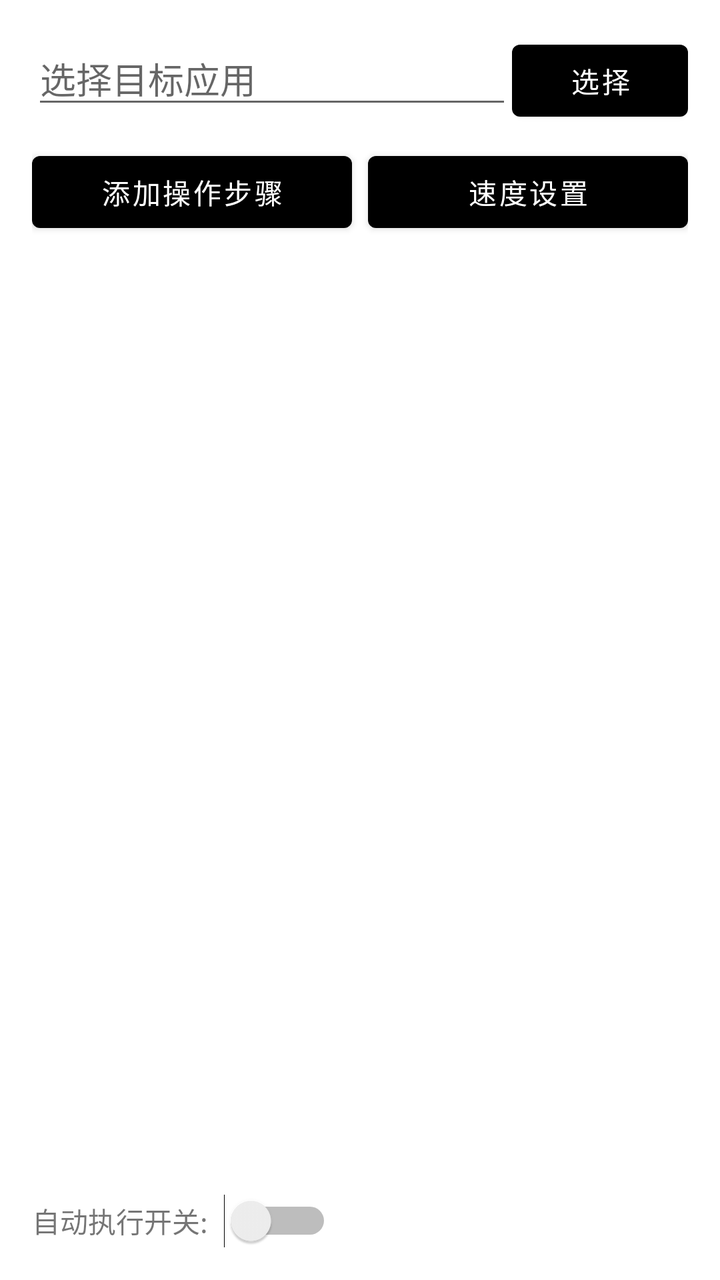
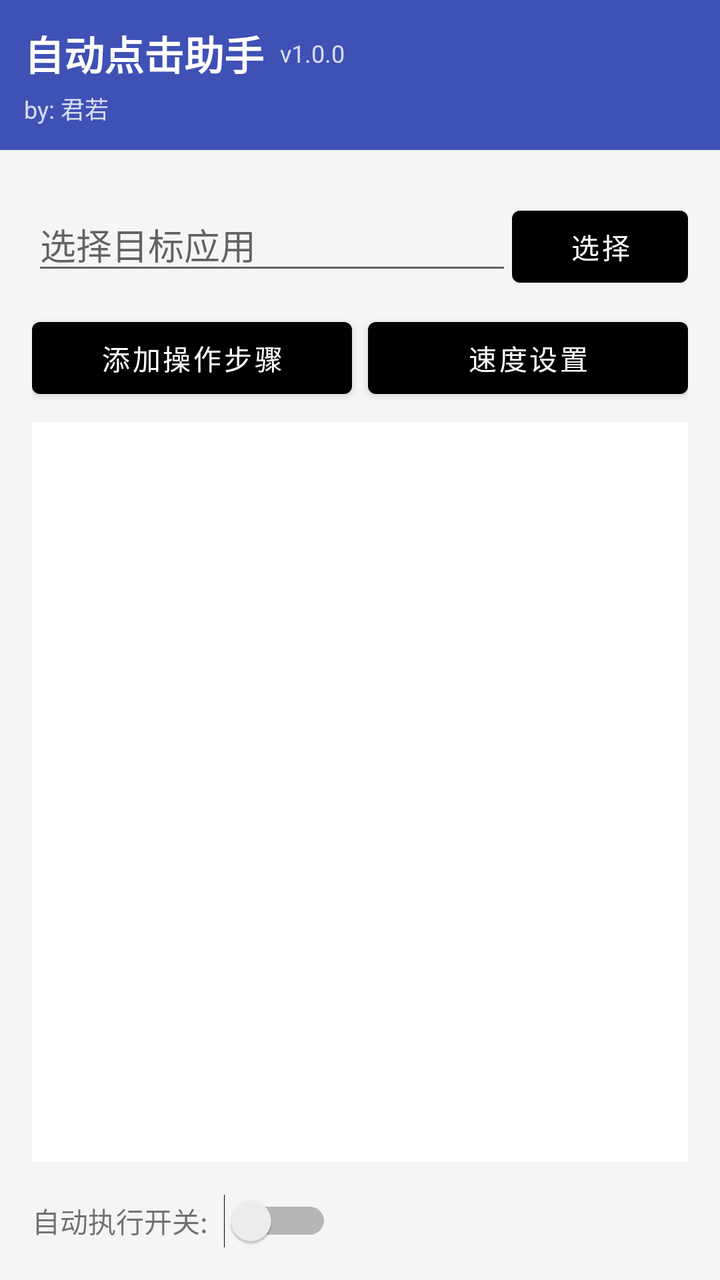

Compare the two renders of this Android layout. The source of the first and the diff that turns it into the second are given below.
<!-- AndroidManifest.xml: application theme Theme.Click -->
<!-- res/layout/activity_main.xml -->
<?xml version="1.0" encoding="utf-8"?>
<LinearLayout xmlns:android="http://schemas.android.com/apk/res/android"
    android:layout_width="match_parent"
    android:layout_height="match_parent"
    android:orientation="vertical"
    android:padding="16dp">

    
    <LinearLayout
        android:layout_width="match_parent"
        android:layout_height="wrap_content"
        android:orientation="horizontal">

        <EditText
            android:id="@+id/et_app_activity"
            android:layout_width="0dp"
            android:layout_height="wrap_content"
            android:layout_weight="1"
            android:hint="选择目标应用"
            android:inputType="text"/>

        <Button
            android:id="@+id/btn_select_app"
            android:layout_width="wrap_content"
            android:layout_height="wrap_content"
            android:text="选择"/>
    </LinearLayout>

    
    <LinearLayout
        android:layout_width="match_parent"
        android:layout_height="wrap_content"
        android:orientation="horizontal"
        android:layout_marginTop="8dp">

        <Button
            android:id="@+id/btn_add_operation"
            android:layout_width="0dp"
            android:layout_height="wrap_content"
            android:layout_weight="1"
            android:text="添加操作步骤"/>

        <Button
            android:id="@+id/btn_settings"
            android:layout_width="0dp"
            android:layout_height="wrap_content"
            android:layout_weight="1"
            android:layout_marginStart="8dp"
            android:text="速度设置"/>
    </LinearLayout>

    
    <ListView
        android:id="@+id/lv_operations"
        android:layout_width="match_parent"
        android:layout_height="0dp"
        android:layout_weight="1"
        android:layout_marginTop="8dp"/>

    
    <LinearLayout
        android:layout_width="match_parent"
        android:layout_height="wrap_content"
        android:orientation="horizontal"
        android:gravity="center_vertical"
        android:layout_marginTop="16dp">

        <TextView
            android:layout_width="wrap_content"
            android:layout_height="wrap_content"
            android:text="自动执行开关:"
            android:layout_marginEnd="8dp"/>

        <Switch
            android:id="@+id/sw_auto_click"
            android:layout_width="wrap_content"
            android:layout_height="wrap_content"/>
    </LinearLayout>
</LinearLayout>
<!-- resources referenced by this layout -->
<resources>
  <style name="Theme.Click" parent="Theme.MaterialComponents.DayNight.DarkActionBar">
          
          <item name="colorPrimary">@color/black</item>
          <item name="colorPrimaryVariant">@color/purple_700</item>
          <item name="colorOnPrimary">@color/white</item>
          
          <item name="colorSecondary">@color/teal_200</item>
          <item name="colorSecondaryVariant">@color/teal_700</item>
          <item name="colorOnSecondary">@color/black</item>
          
          <item name="android:statusBarColor">?attr/colorPrimaryVariant</item>
          
      </style>
  <color name="black">#FF000000</color>
  <color name="purple_700">#FF3700B3</color>
  <color name="white">#FFFFFFFF</color>
  <color name="teal_200">#FF03DAC5</color>
  <color name="teal_700">#FF018786</color>
</resources>

<!-- the commit's change to res/layout/activity_main.xml (unified diff, before → after) -->
@@ -3,77 +3,127 @@
     android:layout_width="match_parent"
     android:layout_height="match_parent"
     android:orientation="vertical"
-    android:padding="16dp">
+    android:background="#f5f5f5">
 
     
     <LinearLayout
         android:layout_width="match_parent"
         android:layout_height="wrap_content"
-        android:orientation="horizontal">
+        android:orientation="vertical"
+        android:background="#3F51B5"
+        android:padding="12dp">
 
-        <EditText
-            android:id="@+id/et_app_activity"
-            android:layout_width="0dp"
+        <LinearLayout
+            android:layout_width="match_parent"
             android:layout_height="wrap_content"
-            android:layout_weight="1"
-            android:hint="选择目标应用"
-            android:inputType="text"/>
+            android:orientation="horizontal"
+            android:gravity="center_vertical">
 
-        <Button
-            android:id="@+id/btn_select_app"
+            <TextView
+                android:layout_width="wrap_content"
+                android:layout_height="wrap_content"
+                android:text="自动点击助手"
+                android:textColor="#FFFFFF"
+                android:textSize="20sp"
+                android:textStyle="bold"/>
+
+            <TextView
+                android:layout_width="wrap_content"
+                android:layout_height="wrap_content"
+                android:text="v1.0.0"
+                android:textColor="#CCFFFFFF"
+                android:textSize="12sp"
+                android:layout_marginStart="8dp"/>
+        </LinearLayout>
+
+        <TextView
             android:layout_width="wrap_content"
             android:layout_height="wrap_content"
-            android:text="选择"/>
+            android:text="by: 君若"
+            android:textColor="#CCFFFFFF"
+            android:textSize="12sp"
+            android:layout_marginTop="4dp"/>
     </LinearLayout>
 
     
     <LinearLayout
         android:layout_width="match_parent"
-        android:layout_height="wrap_content"
-        android:orientation="horizontal"
-        android:layout_marginTop="8dp">
+        android:layout_height="match_parent"
+        android:orientation="vertical"
+        android:padding="16dp">
 
-        <Button
-            android:id="@+id/btn_add_operation"
-            android:layout_width="0dp"
+        
+        <LinearLayout
+            android:layout_width="match_parent"
             android:layout_height="wrap_content"
+            android:orientation="horizontal"
+            android:layout_marginTop="8dp">
+
+            <EditText
+                android:id="@+id/et_app_activity"
+                android:layout_width="0dp"
+                android:layout_height="wrap_content"
+                android:layout_weight="1"
+                android:hint="选择目标应用"
+                android:inputType="text"/>
+
+            <Button
+                android:id="@+id/btn_select_app"
+                android:layout_width="wrap_content"
+                android:layout_height="wrap_content"
+                android:text="选择"/>
+        </LinearLayout>
+
+        
+        <LinearLayout
+            android:layout_width="match_parent"
+            android:layout_height="wrap_content"
+            android:orientation="horizontal"
+            android:layout_marginTop="8dp">
+
+            <Button
+                android:id="@+id/btn_add_operation"
+                android:layout_width="0dp"
+                android:layout_height="wrap_content"
+                android:layout_weight="1"
+                android:text="添加操作步骤"/>
+
+            <Button
+                android:id="@+id/btn_settings"
+                android:layout_width="0dp"
+                android:layout_height="wrap_content"
+                android:layout_weight="1"
+                android:layout_marginStart="8dp"
+                android:text="速度设置"/>
+        </LinearLayout>
+
+        
+        <ListView
+            android:id="@+id/lv_operations"
+            android:layout_width="match_parent"
+            android:layout_height="0dp"
             android:layout_weight="1"
-            android:text="添加操作步骤"/>
+            android:layout_marginTop="8dp"
+            android:background="#FFFFFF"/>
 
-        <Button
-            android:id="@+id/btn_settings"
-            android:layout_width="0dp"
+        
+        <LinearLayout
+            android:layout_width="match_parent"
             android:layout_height="wrap_content"
-            android:layout_weight="1"
-            android:layout_marginStart="8dp"
-            android:text="速度设置"/>
-    </LinearLayout>
+            android:orientation="horizontal"
+            android:gravity="center_vertical"
+            android:layout_marginTop="16dp">
 
-    
-    <ListView
-        android:id="@+id/lv_operations"
-        android:layout_width="match_parent"
-        android:layout_height="0dp"
-        android:layout_weight="1"
-        android:layout_marginTop="8dp"/>
+            <TextView
+                android:layout_width="wrap_content"
+                android:layout_height="wrap_content"
+                android:text="自动执行开关:"
+                android:layout_marginEnd="8dp"/>
 
-    
-    <LinearLayout
-        android:layout_width="match_parent"
-        android:layout_height="wrap_content"
-        android:orientation="horizontal"
-        android:gravity="center_vertical"
-        android:layout_marginTop="16dp">
-
-        <TextView
-            android:layout_width="wrap_content"
-            android:layout_height="wrap_content"
-            android:text="自动执行开关:"
-            android:layout_marginEnd="8dp"/>
-
-        <Switch
-            android:id="@+id/sw_auto_click"
-            android:layout_width="wrap_content"
-            android:layout_height="wrap_content"/>
+            <Switch
+                android:id="@+id/sw_auto_click"
+                android:layout_width="wrap_content"
+                android:layout_height="wrap_content"/>
+        </LinearLayout>
     </LinearLayout>
 </LinearLayout>
<!-- resource entries referenced after the edit -->
@@ -1,6 +1,6 @@
 <!-- resources referenced by this layout -->
 <resources>
-  <style name="Theme.Click" parent="Theme.MaterialComponents.DayNight.DarkActionBar">
+  <style name="Theme.Click" parent="Theme.MaterialComponents.DayNight.NoActionBar">
           
           <item name="colorPrimary">@color/black</item>
           <item name="colorPrimaryVariant">@color/purple_700</item>
